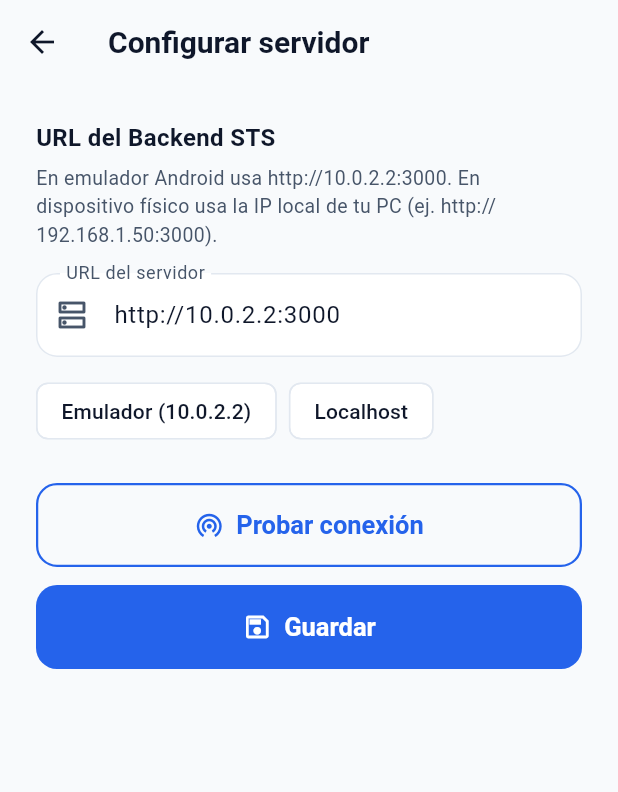
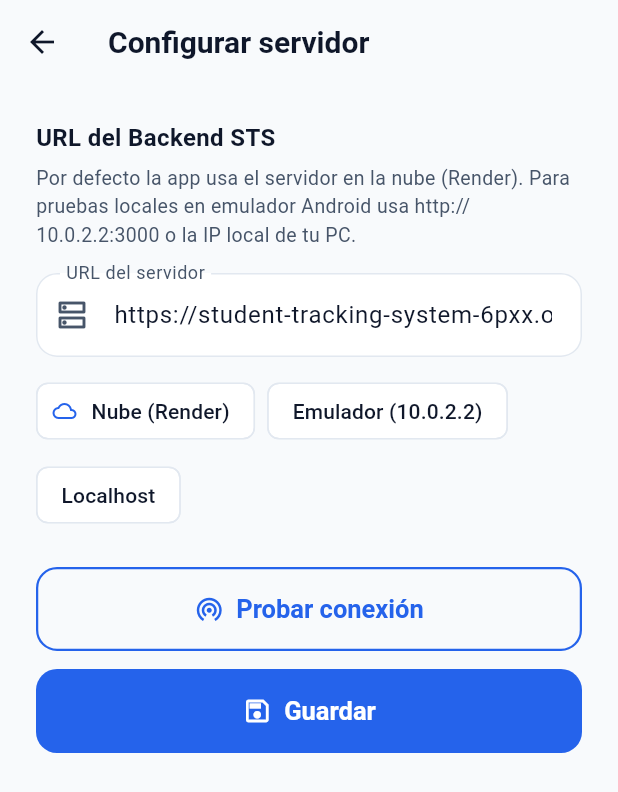
Before and after one commit to MrAkuDev/student_tracking_system, a Flutter app: the ServerSettingsScreen screen opened by its route, on a phone screen of 412 x 824 dp. Shown: the top 792 px of the screen. Run offline on Flutter 3.47's test engine with Material 3 defaults, Android fonts, the phone set to English and light mode, and no system bars; our stand-ins replace flutter_local_notifications, flutter_map, geolocator, latlong2, share_plus, shared_preferences and 2 more; accounts and stored records are empty.

Commit message:
adding new host name

```diff
--- a/frontend/lib/config/app_config.dart
+++ b/frontend/lib/config/app_config.dart
@@ -12,8 +12,12 @@ class AppConfig {
   static const String appSubtitle = 'Student Tracking System';
 
   // --- Servidor ---------------------------------------------------------
+  /// Backend desplegado en la nube (Render) por defecto.
+  static const String defaultServerUrl =
+      'https://student-tracking-system-6pxx.onrender.com';
+
   /// Emulador Android → host de la PC. En dispositivo físico usar la IP LAN.
-  static const String defaultServerUrl = 'http://10.0.2.2:3000';
+  static const String emulatorServerUrl = 'http://10.0.2.2:3000';
   static const String prefServerUrl = 'sts_server_url';
   static const String prefDemoMode = 'sts_demo_mode';
 
--- a/frontend/lib/screens/onboarding/server_settings_screen.dart
+++ b/frontend/lib/screens/onboarding/server_settings_screen.dart
@@ -97,7 +97,7 @@ class _ServerSettingsScreenState extends State<ServerSettingsScreen> {
             ),
             const SizedBox(height: 6),
             const Text(
-              'En emulador Android usa http://10.0.2.2:3000. En dispositivo físico usa la IP local de tu PC (ej. http://192.168.1.50:3000).',
+              'Por defecto la app usa el servidor en la nube (Render). Para pruebas locales en emulador Android usa http://10.0.2.2:3000 o la IP local de tu PC.',
               style: TextStyle(fontSize: 13, color: AppColors.textSecondary),
             ),
             const SizedBox(height: 16),
@@ -116,9 +116,15 @@ class _ServerSettingsScreenState extends State<ServerSettingsScreen> {
               runSpacing: 8,
               children: [
                 ActionChip(
+                  avatar: const Icon(Icons.cloud_outlined, size: 16),
+                  label: const Text('Nube (Render)'),
+                  onPressed: () =>
+                      _urlCtrl.text = AppConfig.defaultServerUrl,
+                ),
+                ActionChip(
                   label: const Text('Emulador (10.0.2.2)'),
                   onPressed: () =>
-                      _urlCtrl.text = AppConfig.defaultServerUrl,
+                      _urlCtrl.text = AppConfig.emulatorServerUrl,
                 ),
                 ActionChip(
                   label: const Text('Localhost'),
```
Also changed, not shown: 2 other files.
